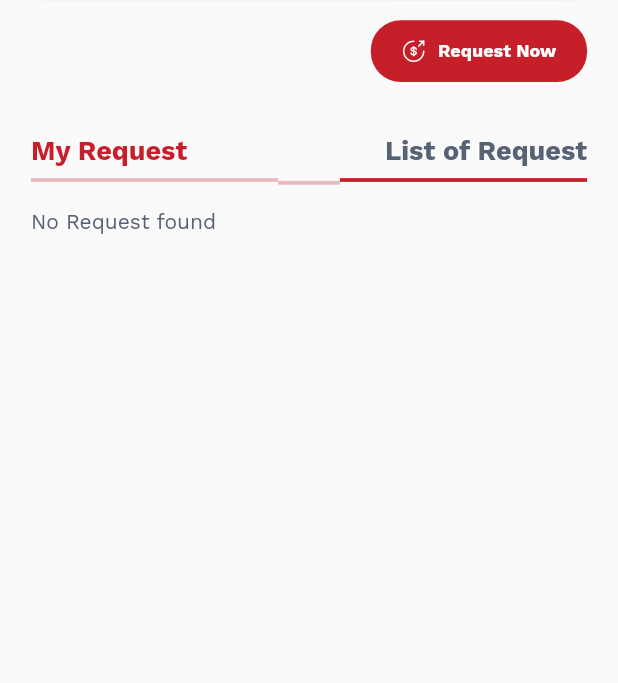
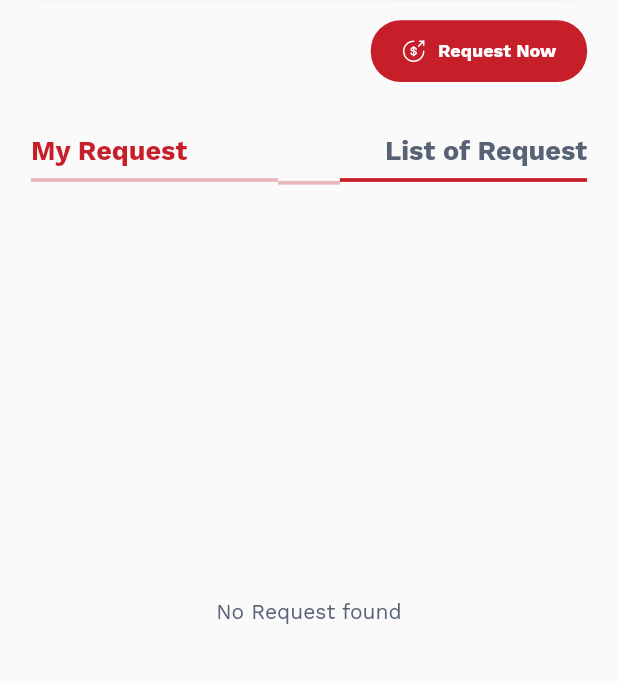
Before and after one commit to Behalal/Fagopay_mobile, a Flutter app: the RequestHome screen opened directly, after a tap on "Request Now", after a tap on "List of Request", on a phone screen of 412 x 824 dp, the part 181-864 px from its top. Run offline on Flutter 3.47's test engine with Material 2 defaults, Android fonts, the light colour scheme and no system bars; drawn by our look-alikes of auto_size_text; our stand-ins replace dotted_decoration, equatable, flutter_native_contact_picker, flutter_progress_hud, flutter_secure_storage, flutter_svg and 8 more; missing offline and left inert: flutter_identity_kyc, number_display, numeric_keyboard; accounts and stored records are empty; network calls fail.

Commit message:
Complete My request list display

```diff
--- a/lib/screens/individual/requests/requests.dart
+++ b/lib/screens/individual/requests/requests.dart
@@ -409,13 +409,15 @@ class _RequestHomeState extends State<RequestHome> {
                                                 ),
                                               );
                                             })
-                                        : const AutoSizeText(
+                                        : const Center(
+                                          child: AutoSizeText(
                                               'No Request found',
                                               style: TextStyle(
                                                 fontFamily: "Work Sans",
                                                 fontSize: 14,
                                                 fontWeight: FontWeight.w400,
                                                 color: stepsColor,
+                                              ),
                                             ),
                                         );
                               }),
@@ -610,13 +612,15 @@ class _RequestHomeState extends State<RequestHome> {
                                                 ),
                                               );
                                             })
-                                        : const AutoSizeText(
+                                        : const Center(
+                                          child: AutoSizeText(
                                               'No Request found',
                                               style: TextStyle(
                                                 fontFamily: "Work Sans",
                                                 fontSize: 14,
                                                 fontWeight: FontWeight.w400,
                                                 color: stepsColor,
+                                              ),
                                             ),
                                         );
                                 ;
```
Lines whose indentation alone changed are shown as unchanged.
